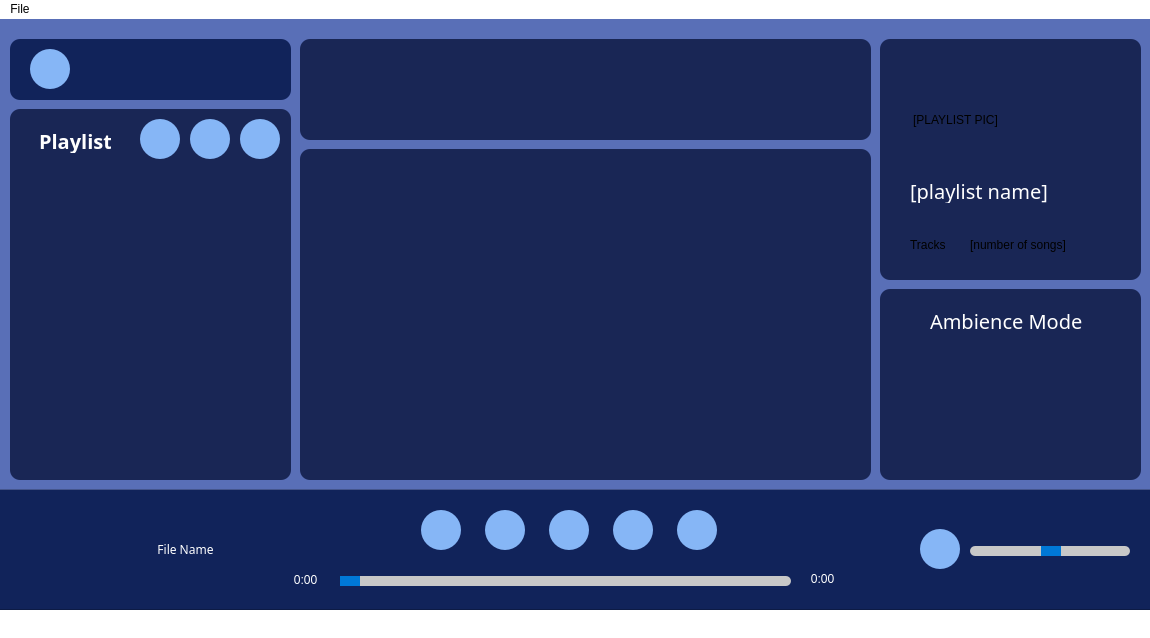
Before: the Qt Designer form mainwindow.ui in cenpnt/Symmo, drawn with Qt 5.
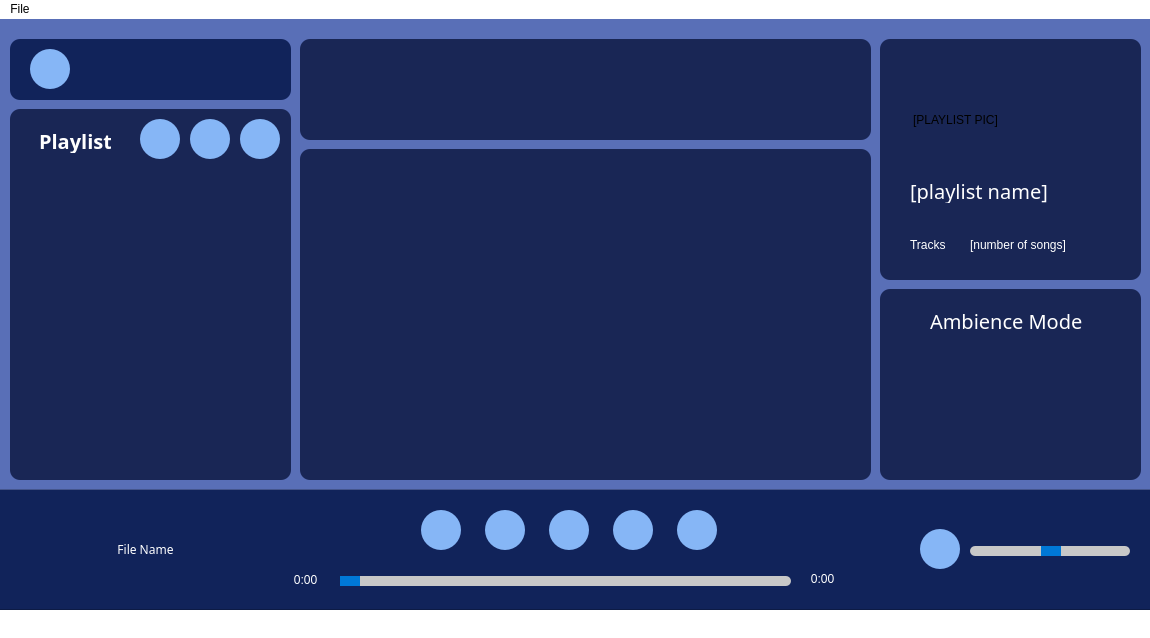
After: the same form once the commit is applied.

Commit message: add skip and back button function

The edit to the form file:
```diff
--- a/mainwindow.ui
+++ b/mainwindow.ui
@@ -330,9 +330,9 @@
     <widget class="QLabel" name="label_fileName">
      <property name="geometry">
       <rect>
-       <x>90</x>
+       <x>20</x>
        <y>50</y>
-       <width>211</width>
+       <width>271</width>
        <height>20</height>
       </rect>
      </property>
@@ -717,6 +717,10 @@
         <height>31</height>
        </rect>
       </property>
+      <property name="styleSheet">
+       <string notr="true"> color: rgb(255, 255, 255);
+</string>
+      </property>
       <property name="text">
        <string>[number of songs]</string>
       </property>
@@ -730,6 +734,10 @@
         <height>20</height>
        </rect>
       </property>
+      <property name="styleSheet">
+       <string notr="true"> color: rgb(255, 255, 255);
+</string>
+      </property>
       <property name="text">
        <string>Tracks</string>
       </property>
```
Left out of the diff: 4 changed lines with no effect on the pictures. The commit also changes 2 other files.
